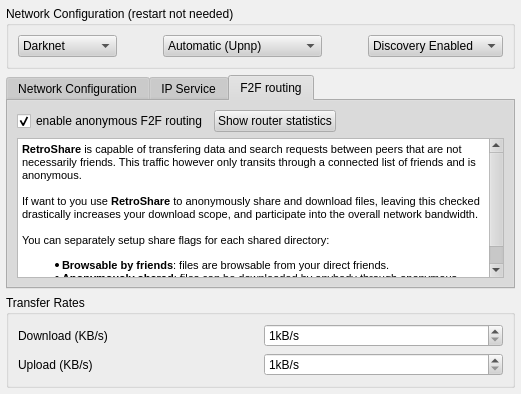
Before: the Qt Designer form retroshare-gui/src/gui/settings/ServerPage.ui in RetroShare/RetroShare, drawn with Qt 5.
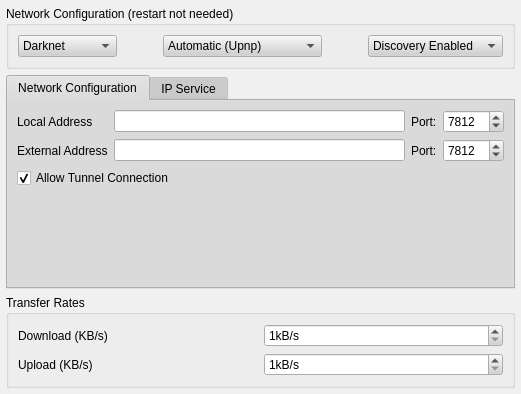
After: the same form once the commit is applied. The open tabs and pages were chosen to show the change.

Commit message: Added TransferPage to Settings

```diff
--- a/retroshare-gui/src/gui/settings/ServerPage.ui
+++ b/retroshare-gui/src/gui/settings/ServerPage.ui
@@ -823,67 +823,6 @@
        </item>
       </layout>
      </widget>
-     <widget class="QWidget" name="tab_3">
-      <attribute name="title">
-       <string>F2F routing</string>
-      </attribute>
-      <layout class="QVBoxLayout" name="verticalLayout_3">
-       <item>
-        <layout class="QHBoxLayout" name="horizontalLayout">
-         <item>
-          <widget class="QCheckBox" name="_enableTurtleCB">
-           <property name="text">
-            <string>enable anonymous F2F routing</string>
-           </property>
-           <property name="checked">
-            <bool>true</bool>
-           </property>
-          </widget>
-         </item>
-         <item>
-          <widget class="QPushButton" name="_showTurtleDialogPB">
-           <property name="text">
-            <string>Show router statistics</string>
-           </property>
-          </widget>
-         </item>
-         <item>
-          <spacer name="horizontalSpacer">
-           <property name="orientation">
-            <enum>Qt::Horizontal</enum>
-           </property>
-           <property name="sizeHint" stdset="0">
-            <size>
-             <width>40</width>
-             <height>20</height>
-            </size>
-           </property>
-          </spacer>
-         </item>
-        </layout>
-       </item>
-       <item>
-        <widget class="QTextEdit" name="textEdit">
-         <property name="readOnly">
-          <bool>true</bool>
-         </property>
-         <property name="html">
-          <string>&lt;!DOCTYPE HTML PUBLIC &quot;-//W3C//DTD HTML 4.0//EN&quot; &quot;http://www.w3.org/TR/REC-html40/strict.dtd&quot;&gt;
-&lt;html&gt;&lt;head&gt;&lt;meta name=&quot;qrichtext&quot; content=&quot;1&quot; /&gt;&lt;style type=&quot;text/css&quot;&gt;
-p, li { white-space: pre-wrap; }
-&lt;/style&gt;&lt;/head&gt;&lt;body style=&quot; font-family:'MS Shell Dlg 2'; font-size:8.25pt; font-weight:400; font-style:normal;&quot;&gt;
-&lt;p style=&quot; margin-top:0px; margin-bottom:0px; margin-left:0px; margin-right:0px; -qt-block-indent:0; text-indent:0px;&quot;&gt;&lt;span style=&quot; font-family:'Sans'; font-size:8pt; font-weight:600;&quot;&gt;RetroShare&lt;/span&gt;&lt;span style=&quot; font-family:'Sans'; font-size:8pt;&quot;&gt; is capable of transfering data and search requests between peers that are not necessarily friends. This traffic however only transits through a connected list of friends and is anonymous.&lt;/span&gt;&lt;/p&gt;
-&lt;p style=&quot;-qt-paragraph-type:empty; margin-top:0px; margin-bottom:0px; margin-left:0px; margin-right:0px; -qt-block-indent:0; text-indent:0px; font-family:'Sans'; font-size:8pt;&quot;&gt;&lt;/p&gt;
-&lt;p style=&quot; margin-top:0px; margin-bottom:0px; margin-left:0px; margin-right:0px; -qt-block-indent:0; text-indent:0px;&quot;&gt;&lt;span style=&quot; font-family:'Sans'; font-size:8pt;&quot;&gt;If want to you use &lt;/span&gt;&lt;span style=&quot; font-family:'Sans'; font-size:8pt; font-weight:600;&quot;&gt;RetroShare&lt;/span&gt;&lt;span style=&quot; font-family:'Sans'; font-size:8pt;&quot;&gt; to anonymously share and download files, leaving this checked drastically increases your download scope, and participate into the overall network bandwidth. &lt;/span&gt;&lt;/p&gt;
-&lt;p style=&quot;-qt-paragraph-type:empty; margin-top:0px; margin-bottom:0px; margin-left:0px; margin-right:0px; -qt-block-indent:0; text-indent:0px; font-family:'Sans'; font-size:8pt;&quot;&gt;&lt;/p&gt;
-&lt;p style=&quot; margin-top:0px; margin-bottom:0px; margin-left:0px; margin-right:0px; -qt-block-indent:0; text-indent:0px;&quot;&gt;&lt;span style=&quot; font-family:'Sans'; font-size:8pt;&quot;&gt;You can separately setup share flags for each shared directory:&lt;/span&gt;&lt;/p&gt;
-&lt;ul style=&quot;-qt-list-indent: 1;&quot;&gt;&lt;li style=&quot; font-family:'Sans'; font-size:8pt;&quot; style=&quot; margin-top:12px; margin-bottom:0px; margin-left:0px; margin-right:0px; -qt-block-indent:0; text-indent:0px;&quot;&gt;&lt;span style=&quot; font-weight:600;&quot;&gt;Browsable by friends&lt;/span&gt;: files are browsable from your direct friends.&lt;/li&gt;
-&lt;li style=&quot; font-family:'Sans'; font-size:8pt;&quot; style=&quot; margin-top:0px; margin-bottom:12px; margin-left:0px; margin-right:0px; -qt-block-indent:0; text-indent:0px;&quot;&gt;&lt;span style=&quot; font-weight:600;&quot;&gt;Anonymously shared&lt;/span&gt;: files can be downloaded by anybody through anonymous tunnels.&lt;/li&gt;&lt;/ul&gt;&lt;/body&gt;&lt;/html&gt;</string>
-         </property>
-        </widget>
-       </item>
-      </layout>
-     </widget>
     </widget>
    </item>
   </layout>
```
The commit also changes 8 other files.
